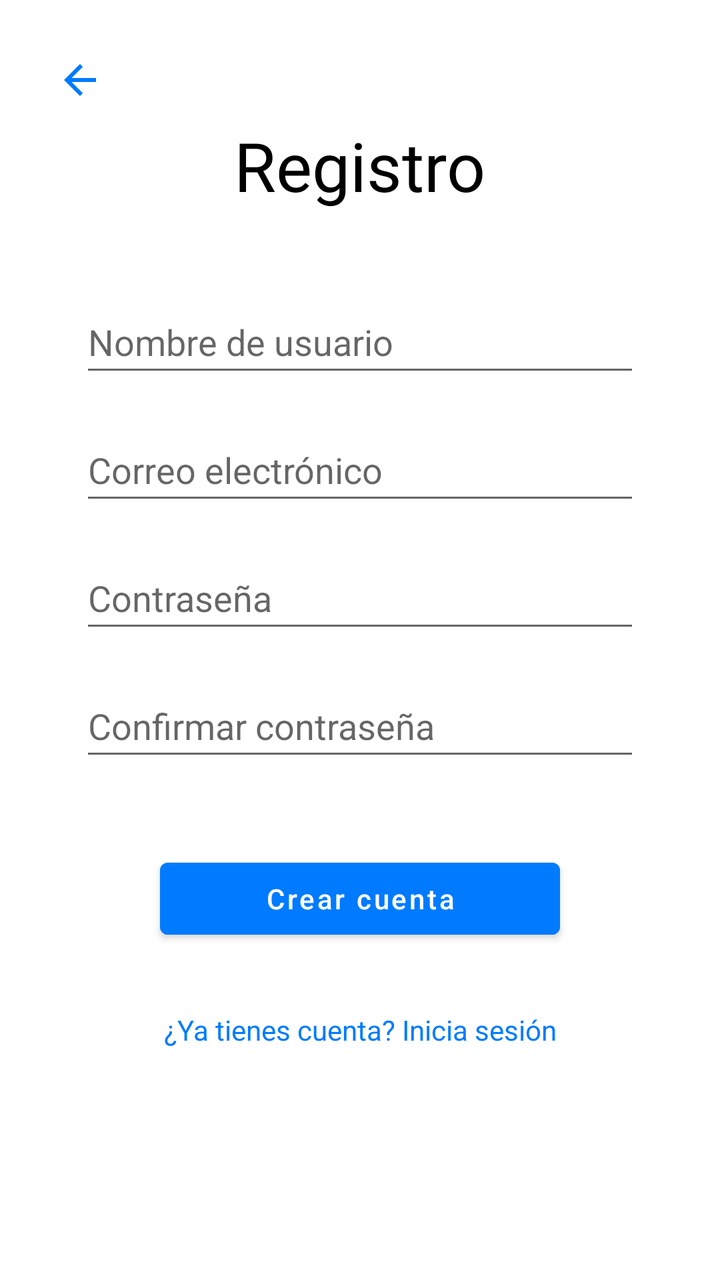
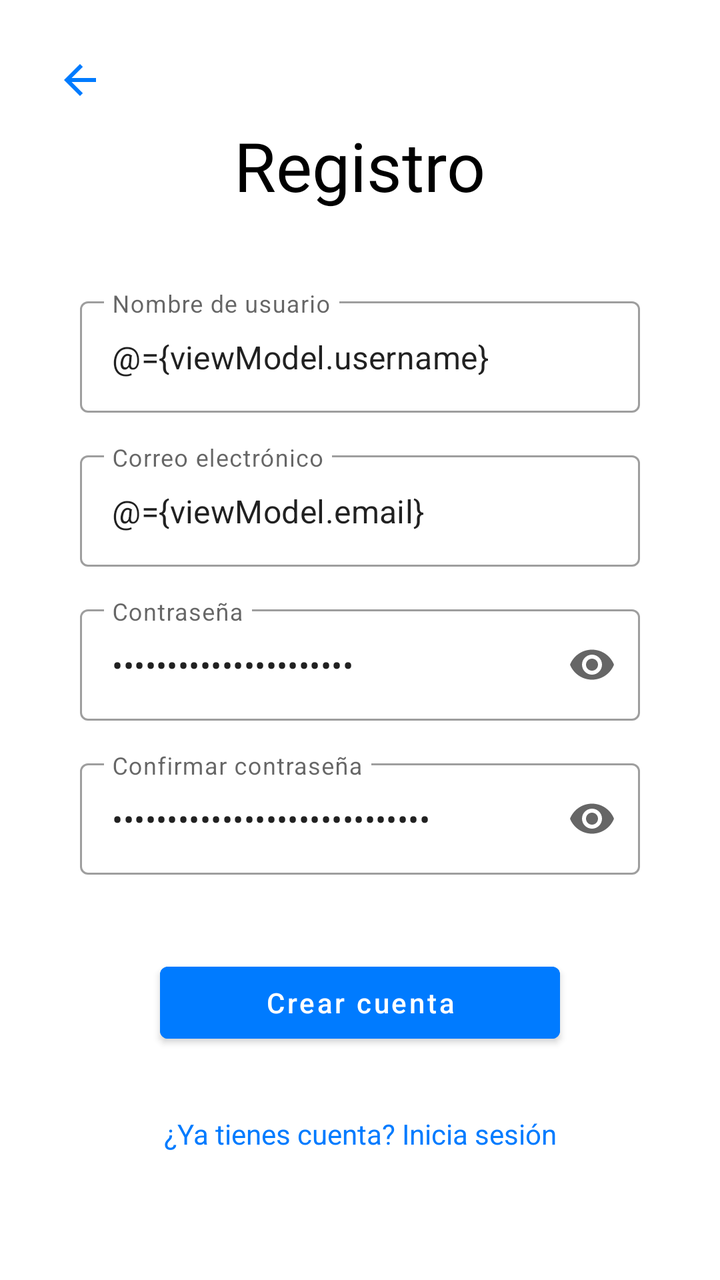

An Android layout rendered at two revisions. The XML below is the earlier revision; the diff shows what the commit changed to produce the second picture.
<!-- AndroidManifest.xml: application theme Theme.Parchis -->
<!-- res/layout/fragment_register.xml -->
<?xml version="1.0" encoding="utf-8"?>
<layout xmlns:android="http://schemas.android.com/apk/res/android"
    xmlns:app="http://schemas.android.com/apk/res-auto"
    xmlns:tools="http://schemas.android.com/tools">

    <data>
        <variable
            name="viewModel"
            type="com.example.parchis.viewmodel.RegisterViewModel" />
    </data>

    <androidx.constraintlayout.widget.ConstraintLayout
        android:layout_width="match_parent"
        android:layout_height="match_parent"
        android:background="@color/white"
        android:fitsSystemWindows="true"
        tools:context=".view.RegisterFragment">

        <ImageButton
            android:id="@+id/btnBackRegister"
            android:layout_width="48dp"
            android:layout_height="48dp"
            android:layout_marginStart="16dp"
            android:layout_marginTop="16dp"
            android:background="?attr/selectableItemBackgroundBorderless"
            android:contentDescription="@string/para_volver_al_menu"
            android:src="@drawable/ic_back"
            app:layout_constraintStart_toStartOf="parent"
            app:layout_constraintTop_toTopOf="parent" />

        <TextView
            android:id="@+id/textViewRegisterTitle"
            android:layout_width="wrap_content"
            android:layout_height="wrap_content"
            android:layout_marginTop="60dp"
            android:text="@string/registro_title"
            android:textColor="@color/black"
            android:textSize="34sp"
            app:layout_constraintEnd_toEndOf="parent"
            app:layout_constraintStart_toStartOf="parent"
            app:layout_constraintTop_toTopOf="parent" />

        <EditText
            android:id="@+id/etRegisterUsername"
            android:layout_width="0dp"
            android:layout_height="wrap_content"
            android:layout_marginStart="40dp"
            android:layout_marginTop="40dp"
            android:layout_marginEnd="40dp"
            android:autofillHints="username"
            android:hint="@string/nombre_de_usuario"
            android:inputType="textPersonName"
            android:minHeight="48dp"
            app:layout_constraintEnd_toEndOf="parent"
            app:layout_constraintStart_toStartOf="parent"
            app:layout_constraintTop_toBottomOf="@id/textViewRegisterTitle" />

        <EditText
            android:id="@+id/etRegisterEmail"
            android:layout_width="0dp"
            android:layout_height="wrap_content"
            android:layout_marginStart="40dp"
            android:layout_marginTop="16dp"
            android:layout_marginEnd="40dp"
            android:autofillHints="emailAddress"
            android:hint="@string/correo_electr_nico"
            android:inputType="textEmailAddress"
            android:minHeight="48dp"
            app:layout_constraintEnd_toEndOf="parent"
            app:layout_constraintStart_toStartOf="parent"
            app:layout_constraintTop_toBottomOf="@id/etRegisterUsername" />

        <EditText
            android:id="@+id/etRegisterPassword"
            android:layout_width="0dp"
            android:layout_height="wrap_content"
            android:layout_marginStart="40dp"
            android:layout_marginTop="16dp"
            android:layout_marginEnd="40dp"
            android:autofillHints="password"
            android:hint="@string/contrase_a"
            android:inputType="textPassword"
            android:minHeight="48dp"
            app:layout_constraintEnd_toEndOf="parent"
            app:layout_constraintStart_toStartOf="parent"
            app:layout_constraintTop_toBottomOf="@id/etRegisterEmail" />

        <EditText
            android:id="@+id/etRegisterConfirmPassword"
            android:layout_width="0dp"
            android:layout_height="wrap_content"
            android:layout_marginStart="40dp"
            android:layout_marginTop="16dp"
            android:layout_marginEnd="40dp"
            android:autofillHints="password"
            android:hint="@string/confirmar_contrase_a"
            android:inputType="textPassword"
            android:minHeight="48dp"
            app:layout_constraintEnd_toEndOf="parent"
            app:layout_constraintStart_toStartOf="parent"
            app:layout_constraintTop_toBottomOf="@id/etRegisterPassword" />

        <Button
            android:id="@+id/btnRegisterSubmit"
            android:layout_width="200dp"
            android:layout_height="wrap_content"
            android:layout_marginTop="40dp"
            android:backgroundTint="@color/blue"
            android:text="@string/crear_cuenta"
            android:textAllCaps="false"
            app:layout_constraintEnd_toEndOf="parent"
            app:layout_constraintStart_toStartOf="parent"
            app:layout_constraintTop_toBottomOf="@id/etRegisterConfirmPassword" />

        <TextView
            android:id="@+id/tvGoToLogin"
            android:layout_width="wrap_content"
            android:layout_height="wrap_content"
            android:layout_marginTop="32dp"
            android:text="@string/ya_tienes_cuenta_inicia_sesion"
            android:textColor="@color/blue"
            app:layout_constraintEnd_toEndOf="parent"
            app:layout_constraintStart_toStartOf="parent"
            app:layout_constraintTop_toBottomOf="@id/btnRegisterSubmit" />

    </androidx.constraintlayout.widget.ConstraintLayout>
</layout>
<!-- resources referenced by this layout -->
<resources>
  <color name="black">#FF000000</color>
  <color name="blue">#FF007BFF</color>
  <color name="white">#FFFFFFFF</color>
  <!-- drawable ic_back (drawable) -->
  <vector xmlns:android="http://schemas.android.com/apk/res/android"
      android:width="24dp"
      android:height="24dp"
      android:viewportWidth="24"
      android:viewportHeight="24">
      <path
          android:fillColor="@color/blue"
          android:pathData="M20,11H7.83l5.59-5.59L12,4l-8,8l8,8l1.41-1.41L7.83,13H20V11z" />
  </vector>
  <string name="confirmar_contrase_a">Confirmar contraseña</string>
  <string name="contrase_a">Contraseña</string>
  <string name="correo_electr_nico">Correo electrónico</string>
  <string name="crear_cuenta">Crear cuenta</string>
  <string name="nombre_de_usuario">Nombre de usuario</string>
  <string name="para_volver_al_menu">Para volver al menu</string>
  <string name="registro_title">Registro</string>
  <string name="ya_tienes_cuenta_inicia_sesion">¿Ya tienes cuenta? Inicia sesión</string>
  <style name="Theme.Parchis" parent="Theme.MaterialComponents.DayNight.NoActionBar">
          
          <item name="colorPrimary">@color/purple_500</item>
          <item name="colorPrimaryVariant">@color/purple_700</item>
          <item name="colorOnPrimary">@color/white</item>
          
          <item name="colorSecondary">@color/teal_200</item>
          <item name="colorSecondaryVariant">@color/teal_700</item>
          <item name="colorOnSecondary">@color/black</item>
      </style>
  <color name="purple_500">#FF6200EE</color>
  <color name="purple_700">#FF3700B3</color>
  <color name="teal_200">#FF03DAC5</color>
  <color name="teal_700">#FF018786</color>
</resources>

<!-- the commit's change to res/layout/fragment_register.xml (unified diff, before → after) -->
@@ -15,6 +15,8 @@
         android:background="@color/white"
         android:fitsSystemWindows="true"
         tools:context=".view.RegisterFragment">
+
+        
 
         <ImageButton
             android:id="@+id/btnBackRegister"
@@ -40,65 +42,92 @@
             app:layout_constraintStart_toStartOf="parent"
             app:layout_constraintTop_toTopOf="parent" />
 
-        <EditText
-            android:id="@+id/etRegisterUsername"
+        
+        <com.google.android.material.textfield.TextInputLayout
+            android:id="@+id/tilRegUsername"
+            style="@style/Widget.MaterialComponents.TextInputLayout.OutlinedBox"
             android:layout_width="0dp"
             android:layout_height="wrap_content"
             android:layout_marginStart="40dp"
             android:layout_marginTop="40dp"
             android:layout_marginEnd="40dp"
-            android:autofillHints="username"
             android:hint="@string/nombre_de_usuario"
-            android:inputType="textPersonName"
-            android:minHeight="48dp"
             app:layout_constraintEnd_toEndOf="parent"
             app:layout_constraintStart_toStartOf="parent"
-            app:layout_constraintTop_toBottomOf="@id/textViewRegisterTitle" />
+            app:layout_constraintTop_toBottomOf="@id/textViewRegisterTitle">
 
-        <EditText
-            android:id="@+id/etRegisterEmail"
+            <com.google.android.material.textfield.TextInputEditText
+                android:id="@+id/etRegisterUsername"
+                android:layout_width="match_parent"
+                android:layout_height="wrap_content"
+                android:inputType="textPersonName"
+                android:text="@={viewModel.username}" />
+        </com.google.android.material.textfield.TextInputLayout>
+
+        <com.google.android.material.textfield.TextInputLayout
+            android:id="@+id/tilRegEmail"
+            style="@style/Widget.MaterialComponents.TextInputLayout.OutlinedBox"
             android:layout_width="0dp"
             android:layout_height="wrap_content"
             android:layout_marginStart="40dp"
             android:layout_marginTop="16dp"
             android:layout_marginEnd="40dp"
-            android:autofillHints="emailAddress"
             android:hint="@string/correo_electr_nico"
-            android:inputType="textEmailAddress"
-            android:minHeight="48dp"
             app:layout_constraintEnd_toEndOf="parent"
             app:layout_constraintStart_toStartOf="parent"
-            app:layout_constraintTop_toBottomOf="@id/etRegisterUsername" />
+            app:layout_constraintTop_toBottomOf="@id/tilRegUsername">
 
-        <EditText
-            android:id="@+id/etRegisterPassword"
+            <com.google.android.material.textfield.TextInputEditText
+                android:id="@+id/etRegisterEmail"
+                android:layout_width="match_parent"
+                android:layout_height="wrap_content"
+                android:inputType="textEmailAddress"
+                android:text="@={viewModel.email}" />
+        </com.google.android.material.textfield.TextInputLayout>
+
+        <com.google.android.material.textfield.TextInputLayout
+            android:id="@+id/tilRegPassword"
+            style="@style/Widget.MaterialComponents.TextInputLayout.OutlinedBox"
             android:layout_width="0dp"
             android:layout_height="wrap_content"
             android:layout_marginStart="40dp"
             android:layout_marginTop="16dp"
             android:layout_marginEnd="40dp"
-            android:autofillHints="password"
             android:hint="@string/contrase_a"
-            android:inputType="textPassword"
-            android:minHeight="48dp"
+            app:endIconMode="password_toggle"
             app:layout_constraintEnd_toEndOf="parent"
             app:layout_constraintStart_toStartOf="parent"
-            app:layout_constraintTop_toBottomOf="@id/etRegisterEmail" />
+            app:layout_constraintTop_toBottomOf="@id/tilRegEmail">
 
-        <EditText
-            android:id="@+id/etRegisterConfirmPassword"
+            <com.google.android.material.textfield.TextInputEditText
+                android:id="@+id/etRegisterPassword"
+                android:layout_width="match_parent"
+                android:layout_height="wrap_content"
+                android:inputType="textPassword"
+                android:text="@={viewModel.password}" />
+        </com.google.android.material.textfield.TextInputLayout>
+
+        <com.google.android.material.textfield.TextInputLayout
+            android:id="@+id/tilRegConfirmPassword"
+            style="@style/Widget.MaterialComponents.TextInputLayout.OutlinedBox"
             android:layout_width="0dp"
             android:layout_height="wrap_content"
             android:layout_marginStart="40dp"
             android:layout_marginTop="16dp"
             android:layout_marginEnd="40dp"
-            android:autofillHints="password"
             android:hint="@string/confirmar_contrase_a"
-            android:inputType="textPassword"
-            android:minHeight="48dp"
+            app:endIconMode="password_toggle"
             app:layout_constraintEnd_toEndOf="parent"
             app:layout_constraintStart_toStartOf="parent"
-            app:layout_constraintTop_toBottomOf="@id/etRegisterPassword" />
+            app:layout_constraintTop_toBottomOf="@id/tilRegPassword">
+
+            <com.google.android.material.textfield.TextInputEditText
+                android:id="@+id/etRegisterConfirmPassword"
+                android:layout_width="match_parent"
+                android:layout_height="wrap_content"
+                android:inputType="textPassword"
+                android:text="@={viewModel.confirmPassword}" />
+        </com.google.android.material.textfield.TextInputLayout>
 
         <Button
             android:id="@+id/btnRegisterSubmit"
@@ -106,11 +135,12 @@
             android:layout_height="wrap_content"
             android:layout_marginTop="40dp"
             android:backgroundTint="@color/blue"
+            android:onClick="@{() -> viewModel.onRegisterClick()}"
             android:text="@string/crear_cuenta"
             android:textAllCaps="false"
             app:layout_constraintEnd_toEndOf="parent"
             app:layout_constraintStart_toStartOf="parent"
-            app:layout_constraintTop_toBottomOf="@id/etRegisterConfirmPassword" />
+            app:layout_constraintTop_toBottomOf="@id/tilRegConfirmPassword" />
 
         <TextView
             android:id="@+id/tvGoToLogin"
